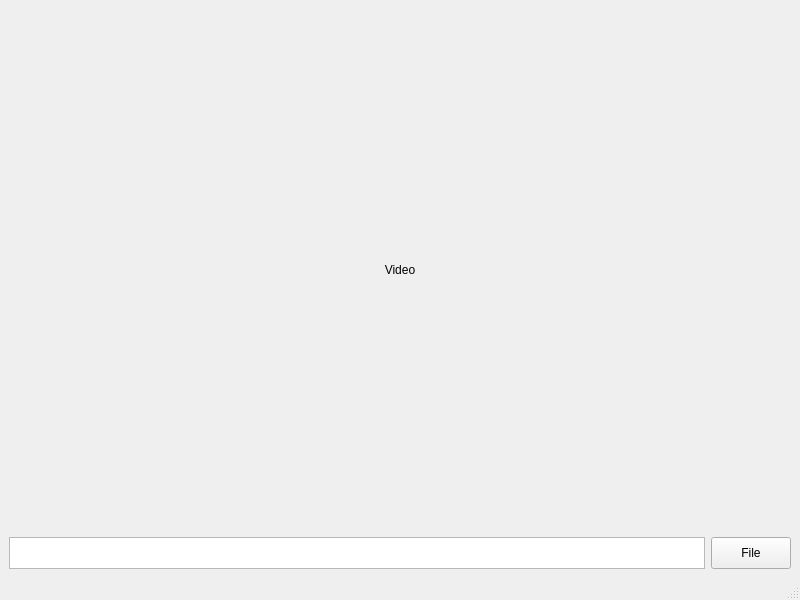
First picture: the form in ffwdemo/mainwindow.ui, repository mvaranda/multimedia, before the edit.
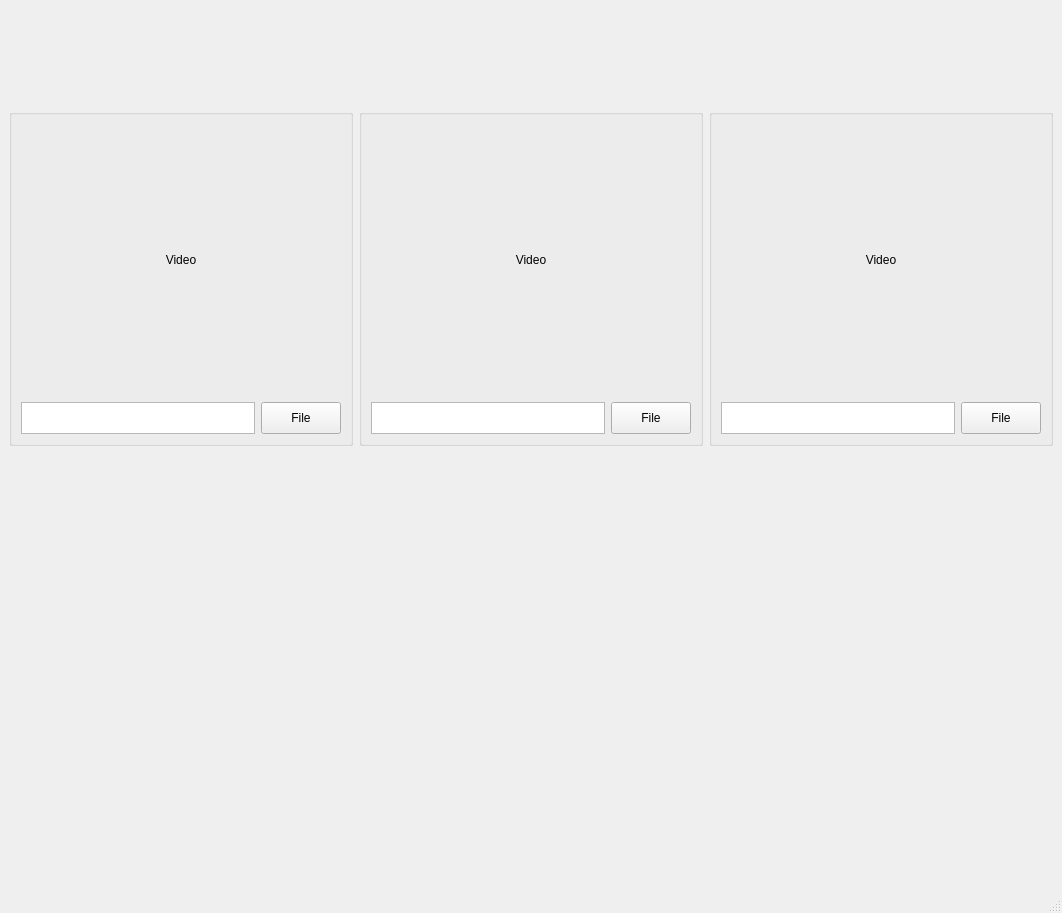
Second picture: the form after the edit.

Commit message: reformat player row 0.

```diff
--- a/ffwdemo/mainwindow.ui
+++ b/ffwdemo/mainwindow.ui
@@ -6,8 +6,8 @@
    <rect>
     <x>0</x>
     <y>0</y>
-    <width>800</width>
-    <height>600</height>
+    <width>998</width>
+    <height>913</height>
    </rect>
   </property>
   <property name="windowTitle">
@@ -16,9 +16,22 @@
   <widget class="QWidget" name="centralwidget">
    <layout class="QVBoxLayout" name="verticalLayout">
     <item>
-     <layout class="QHBoxLayout" name="h_player_0">
+     <layout class="QHBoxLayout" name="video_row_0">
+      <property name="spacing">
+       <number>6</number>
+      </property>
+      <property name="topMargin">
+       <number>100</number>
+      </property>
+      <property name="bottomMargin">
+       <number>0</number>
+      </property>
       <item>
-       <layout class="QVBoxLayout" name="verticalLayout_0">
+       <widget class="QGroupBox" name="player_0">
+        <property name="title">
+         <string/>
+        </property>
+        <layout class="QVBoxLayout" name="verticalLayout_3">
         <item>
          <widget class="QLabel" name="lb_video_area_0">
           <property name="minimumSize">
@@ -63,8 +76,129 @@
          </layout>
         </item>
        </layout>
+       </widget>
       </item>
-     </layout>
+
+      <item>
+       <widget class="QGroupBox" name="player_1">
+        <property name="title">
+         <string/>
+        </property>
+        <layout class="QVBoxLayout" name="verticalLayout_13">
+         <item>
+          <widget class="QLabel" name="lb_video_area_1">
+           <property name="minimumSize">
+            <size>
+             <width>320</width>
+             <height>240</height>
+            </size>
+           </property>
+           <property name="text">
+            <string>Video</string>
+           </property>
+           <property name="alignment">
+            <set>Qt::AlignCenter</set>
+           </property>
+          </widget>
+         </item>
+         <item>
+          <layout class="QHBoxLayout" name="horizontalLayout_11">
+           <item>
+            <widget class="QPlainTextEdit" name="t_url_1">
+             <property name="maximumSize">
+              <size>
+               <width>16777215</width>
+               <height>32</height>
+              </size>
+             </property>
+            </widget>
+           </item>
+           <item>
+            <widget class="QPushButton" name="bt_select_file_1">
+             <property name="minimumSize">
+              <size>
+               <width>0</width>
+               <height>32</height>
+              </size>
+             </property>
+             <property name="text">
+              <string>File</string>
+             </property>
+            </widget>
+           </item>
+          </layout>
+         </item>
+        </layout>
+       </widget>
+      </item>
+
+      <item>
+       <widget class="QGroupBox" name="player_2">
+        <property name="title">
+         <string/>
+        </property>
+        <layout class="QVBoxLayout" name="verticalLayout_23">
+         <item>
+          <widget class="QLabel" name="lb_video_area_2">
+           <property name="minimumSize">
+            <size>
+             <width>320</width>
+             <height>240</height>
+            </size>
+           </property>
+           <property name="text">
+            <string>Video</string>
+           </property>
+           <property name="alignment">
+            <set>Qt::AlignCenter</set>
+           </property>
+          </widget>
+         </item>
+         <item>
+          <layout class="QHBoxLayout" name="horizontalLayout_22">
+           <item>
+            <widget class="QPlainTextEdit" name="t_url_2">
+             <property name="maximumSize">
+              <size>
+               <width>16777215</width>
+               <height>32</height>
+              </size>
+             </property>
+            </widget>
+           </item>
+           <item>
+            <widget class="QPushButton" name="bt_select_file_2">
+             <property name="minimumSize">
+              <size>
+               <width>0</width>
+               <height>32</height>
+              </size>
+             </property>
+             <property name="text">
+              <string>File</string>
+             </property>
+            </widget>
+           </item>
+          </layout>
+         </item>
+        </layout>
+       </widget>
+      </item>
+
+     </layout>
+    </item>
+    <item>
+     <spacer name="verticalSpacer">
+      <property name="orientation">
+       <enum>Qt::Vertical</enum>
+      </property>
+      <property name="sizeHint" stdset="0">
+       <size>
+        <width>20</width>
+        <height>40</height>
+       </size>
+      </property>
+     </spacer>
     </item>
    </layout>
   </widget>
```
Left out of the diff: 4 changed lines with no effect on the pictures. Lines whose indentation alone changed are shown as unchanged. The commit also changes 1 other file.
